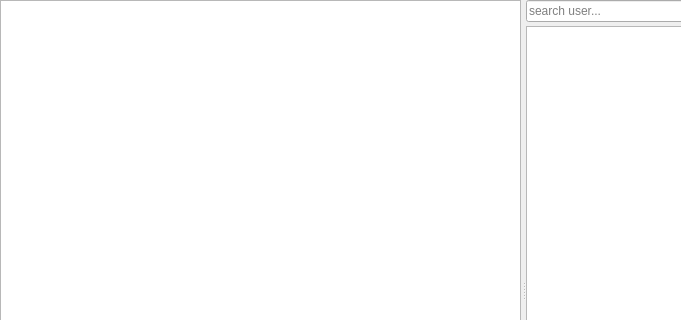
Qt form src/_res/chat/channel.ui (FAForever/client) before a commit; both pictures show x 0 to 681 and y 0 to 320 of the 782 by 580 pixel window.
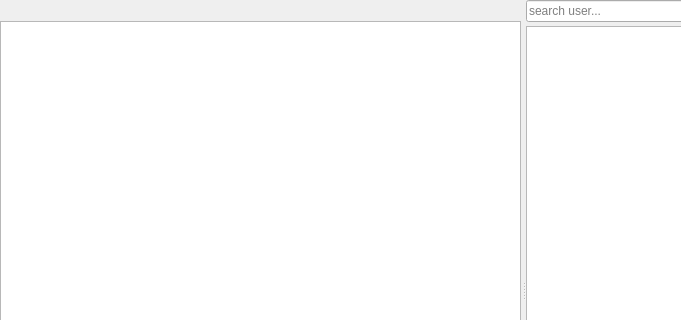
The same form after that commit. Custom widgets are drawn as their Qt base class.

Commit message:
add topic bar for channels
branch : faf-patch

What changed in the file:
```diff
--- a/src/_res/chat/channel.ui
+++ b/src/_res/chat/channel.ui
@@ -48,6 +48,36 @@
        <property name="margin">
         <number>0</number>
        </property>
+       <item>
+        <widget class="QLabel" name="announceLine">
+         <property name="sizePolicy">
+          <sizepolicy hsizetype="Expanding" vsizetype="Fixed">
+           <horstretch>0</horstretch>
+           <verstretch>0</verstretch>
+          </sizepolicy>
+         </property>
+         <property name="font">
+          <font>
+           <pointsize>10</pointsize>
+          </font>
+         </property>
+         <property name="toolTip">
+          <string>Channel's topic</string>
+         </property>
+		 <property name="WordWrap">
+          <bool>true</bool>
+         </property>
+		 <property name="textInteractionFlags">
+          <set>Qt::TextBrowserInteraction</set>
+         </property>
+		 <property name="margin">
+          <number>2</number>
+         </property>
+		 <property name="openExternalLinks">
+          <bool>true</bool>
+         </property>
+        </widget>
+       </item>
        <item>
         <widget class="QTextBrowser" name="chatArea">
          <property name="font">
```
The commit also changes 2 other files.
